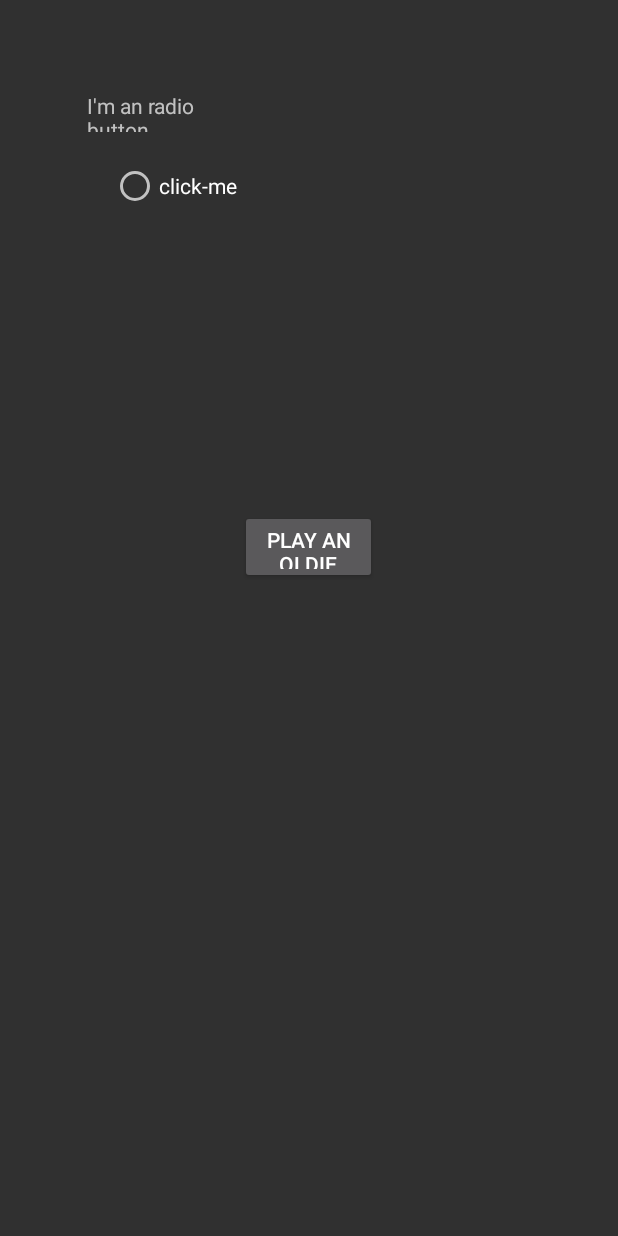
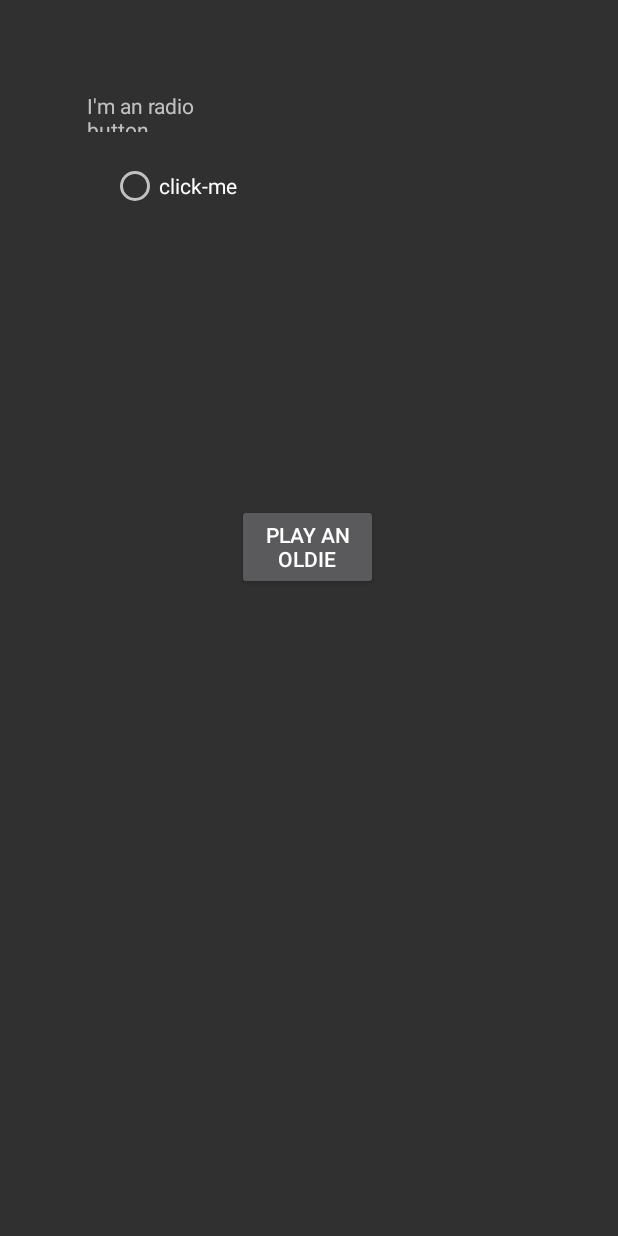
Before and after one commit to Lucas-Tito/CodeSchool, an Android app: the SecondScreen screen opened directly, with no data from a screen before it, on a phone screen of 412 x 824 dp. Run offline under Robolectric (Android 15) with nearby library versions, the light colour scheme and no system bars.

Commit message:
implemented a song button on second screen

```diff
--- a/Software_para_Dispositivos_Moveis/Trabalho1/app/src/main/java/com/example/trabalho1/SecondScreen.java
+++ b/Software_para_Dispositivos_Moveis/Trabalho1/app/src/main/java/com/example/trabalho1/SecondScreen.java
@@ -2,9 +2,16 @@ package com.example.trabalho1;
 
 import androidx.appcompat.app.AppCompatActivity;
 
+import android.content.Intent;
+import android.media.MediaPlayer;
 import android.os.Bundle;
+import android.view.View;
+import android.widget.Button;
+import android.widget.Toast;
 
 public class SecondScreen extends AppCompatActivity {
+
+    MediaPlayer oldie_song;
 
     @Override
     protected void onCreate(Bundle savedInstanceState) {
@@ -12,6 +19,14 @@ public class SecondScreen extends AppCompatActivity {
         super.onCreate(savedInstanceState);
         setContentView(R.layout.activity_second_screen);
 
+        build_play_btn();
+
+    }
+
+    @Override
+    protected void onPause() {
+        super.onPause();
+        oldie_song.release();
     }
 
     @Override
@@ -22,7 +37,20 @@ public class SecondScreen extends AppCompatActivity {
 
     }
 
-    private void playSound(){
+
+    private void build_play_btn() {
+
+        Button playBtn = findViewById(R.id.play_btn);
+        oldie_song = MediaPlayer.create(this, R.raw.oldie_song);
+        playBtn.setOnClickListener(new View.OnClickListener() {
+            @Override
+            public void onClick(View view) {
+
+                oldie_song.start();
+
+            }
+        });
+
 
     }
 }
--- a/Software_para_Dispositivos_Moveis/Trabalho1/app/src/main/res/layout/activity_second_screen.xml
+++ b/Software_para_Dispositivos_Moveis/Trabalho1/app/src/main/res/layout/activity_second_screen.xml
@@ -48,13 +48,15 @@
         app:layout_constraintGuide_begin="20dp" />
 
     <Button
-        android:id="@+id/button"
-        android:layout_width="91dp"
-        android:layout_height="49dp"
-        android:layout_marginTop="340dp"
+        android:id="@+id/play_btn"
+        android:layout_width="94dp"
+        android:layout_height="57dp"
+        android:layout_marginTop="336dp"
         android:text="@string/play_btn"
+        app:layout_constraintEnd_toEndOf="parent"
         app:layout_constraintEnd_toStartOf="@+id/guideline5"
-        app:layout_constraintHorizontal_bias="0.498"
-        app:layout_constraintStart_toStartOf="@+id/guideline7"
+        app:layout_constraintHorizontal_bias="0.53"
+        app:layout_constraintStart_toStartOf="parent"
         app:layout_constraintTop_toTopOf="parent" />
+
 </androidx.constraintlayout.widget.ConstraintLayout>
```
Also changed, not shown: 1 other file.
